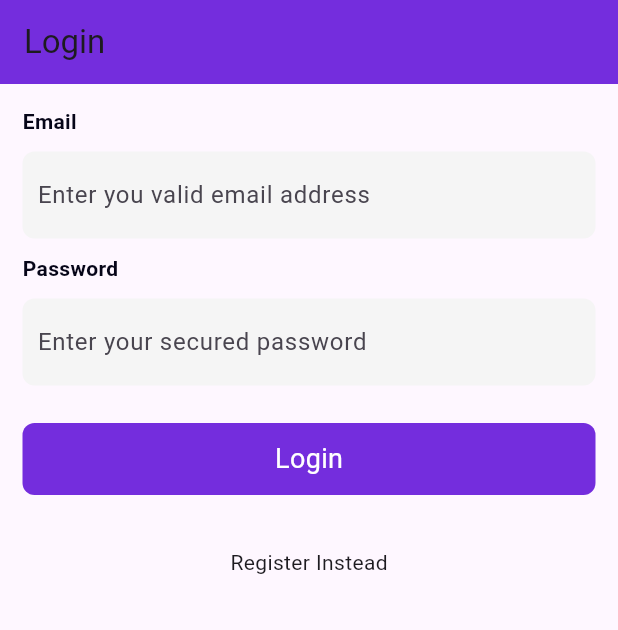
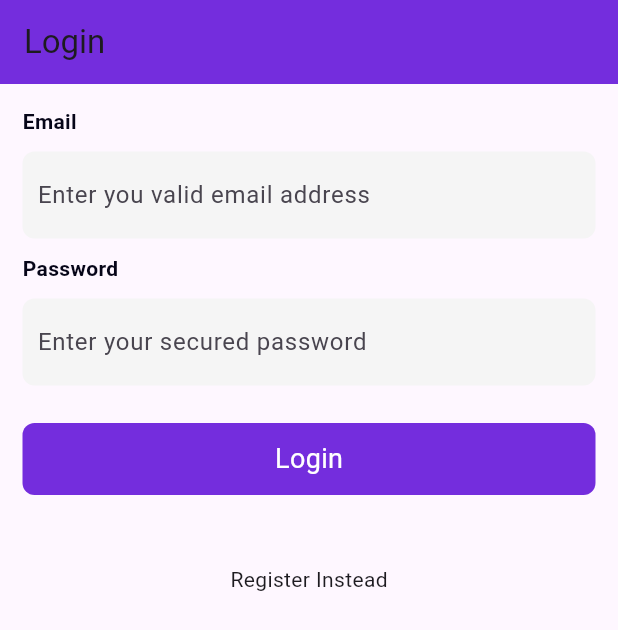
Before and after one commit to DannyMarvel/Danny_API, a Flutter app: the screen it shows after launch, on a phone screen of 412 x 824 dp. Shown: the top 630 px of the screen. Run offline on Flutter 3.47's test engine with Material 3 defaults, Android fonts, the phone set to English and light mode, and no system bars; our stand-ins replace shared_preferences.

Commit message:
new update

```diff
--- a/lib/screens/authentication/login.dart
+++ b/lib/screens/authentication/login.dart
@@ -82,11 +82,7 @@ class _LoginPageState extends State<LoginPage> {
                     const SizedBox(
                       height: 10,
                     ),
-
-                     const SizedBox(
-                      height: 10,
-                    ),
-
+                    Text(""),
 
                     GestureDetector(
                       onTap: () {
```
